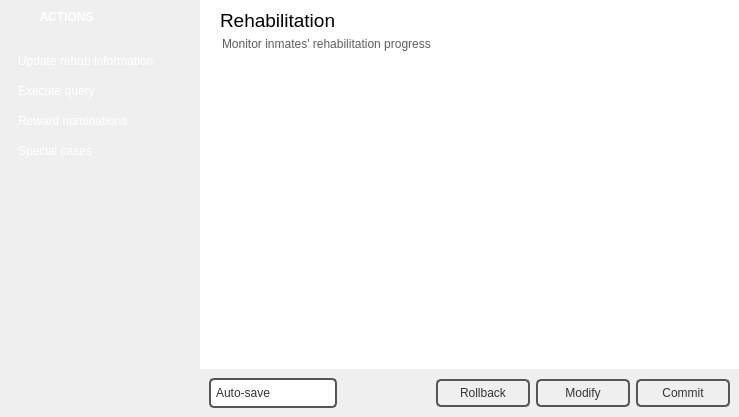
Old version of the form rehabform.ui in the repository NCNM/PMS_01.
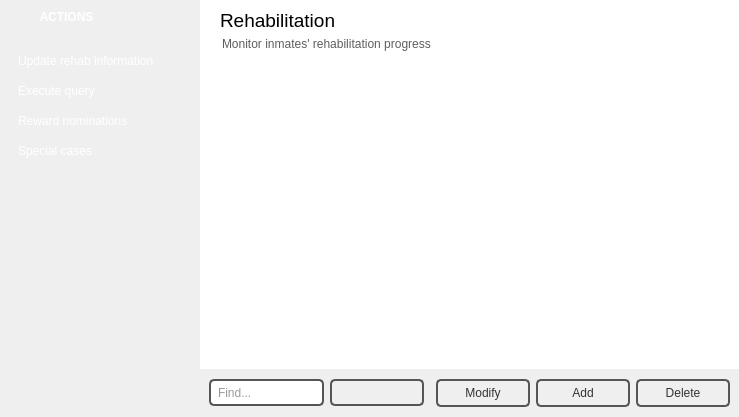
New version of the form. Icons and pictures are not drawn.

The edit to the form file:
```diff
--- a/rehabform.ui
+++ b/rehabform.ui
@@ -623,6 +623,27 @@
 fx: 0.4, fy: -0.1,
 radius: 1.35, stop: 0 #fff, stop: 1 #ddd);
 }
+
+QLineEdit {
+color: #333;
+border: 2px solid #555;
+border-radius: 5px;
+padding: 5px;
+background: qradialgradient(cx: 0.3, cy: -0.4,
+fx: 0.3, fy: -0.4,
+radius: 1.35, stop: 0 #eee, stop: 1 #ddd);
+min-width: 80px;
+}
+
+QLineEdit:hover {
+background-color: rgb(255, 255, 255);
+}
+
+QLineEdit:pressed {
+background: qradialgradient(cx: 0.4, cy: -0.1,
+fx: 0.4, fy: -0.1,
+radius: 1.35, stop: 0 #fff, stop: 1 #ddd);
+}
 </string>
               </property>
               <property name="frameShape">
@@ -632,48 +653,73 @@
                <enum>QFrame::Raised</enum>
               </property>
               <layout class="QHBoxLayout" name="horizontalLayout_2">
-               <property name="spacing">
-                <number>6</number>
-               </property>
-               <property name="leftMargin">
-                <number>9</number>
-               </property>
                <property name="topMargin">
                 <number>0</number>
                </property>
-               <property name="rightMargin">
-                <number>9</number>
-               </property>
                <property name="bottomMargin">
                 <number>0</number>
                </property>
                <item>
-                <widget class="QComboBox" name="comboBox">
+                <widget class="QLineEdit" name="lineEdit">
+                 <property name="sizePolicy">
+                  <sizepolicy hsizetype="Expanding" vsizetype="Maximum">
+                   <horstretch>0</horstretch>
+                   <verstretch>0</verstretch>
+                  </sizepolicy>
+                 </property>
                  <property name="minimumSize">
                   <size>
                    <width>94</width>
-                   <height>0</height>
+                   <height>27</height>
                   </size>
                  </property>
                  <property name="maximumSize">
                   <size>
-                   <width>128</width>
-                   <height>16777215</height>
+                   <width>175</width>
+                   <height>27</height>
                   </size>
                  </property>
-                 <property name="styleSheet">
-                  <string notr="true"/>
+                 <property name="placeholderText">
+                  <string>Find...</string>
                  </property>
-                 <item>
-                  <property name="text">
-                   <string>Auto-save</string>
-                  </property>
-                 </item>
-                 <item>
-                  <property name="text">
-                   <string>Requires commit</string>
-                  </property>
-                 </item>
+                </widget>
+               </item>
+               <item>
+                <widget class="QPushButton" name="pushButton_4">
+                 <property name="sizePolicy">
+                  <sizepolicy hsizetype="Fixed" vsizetype="Fixed">
+                   <horstretch>0</horstretch>
+                   <verstretch>0</verstretch>
+                  </sizepolicy>
+                 </property>
+                 <property name="minimumSize">
+                  <size>
+                   <width>32</width>
+                   <height>27</height>
+                  </size>
+                 </property>
+                 <property name="maximumSize">
+                  <size>
+                   <width>32</width>
+                   <height>27</height>
+                  </size>
+                 </property>
+                 <property name="text">
+                  <string/>
+                 </property>
+                 <property name="icon">
+                  <iconset resource="pms_resources.qrc">
+                   <normaloff>:/images/find_icon.png</normaloff>:/images/find_icon.png</iconset>
+                 </property>
+                 <property name="iconSize">
+                  <size>
+                   <width>24</width>
+                   <height>24</height>
+                  </size>
+                 </property>
+                 <property name="flat">
+                  <bool>false</bool>
+                 </property>
                 </widget>
                </item>
                <item>
@@ -709,29 +755,29 @@
                   </size>
                  </property>
                  <property name="text">
-                  <string>Rollback</string>
-                 </property>
-                </widget>
-               </item>
-               <item>
-                <widget class="QPushButton" name="pushButton_2">
-                 <property name="minimumSize">
-                  <size>
-                   <width>94</width>
-                   <height>0</height>
-                  </size>
-                 </property>
-                 <property name="maximumSize">
-                  <size>
-                   <width>85</width>
-                   <height>16777215</height>
-                  </size>
-                 </property>
-                 <property name="text">
                   <string>Modify</string>
                  </property>
                 </widget>
                </item>
+               <item>
+                <widget class="QPushButton" name="pushButton_2">
+                 <property name="minimumSize">
+                  <size>
+                   <width>94</width>
+                   <height>0</height>
+                  </size>
+                 </property>
+                 <property name="maximumSize">
+                  <size>
+                   <width>85</width>
+                   <height>16777215</height>
+                  </size>
+                 </property>
+                 <property name="text">
+                  <string>Add</string>
+                 </property>
+                </widget>
+               </item>
                <item>
                 <widget class="QPushButton" name="pushButton">
                  <property name="minimumSize">
@@ -750,7 +796,7 @@
                   <string notr="true"/>
                  </property>
                  <property name="text">
-                  <string>Commit</string>
+                  <string>Delete</string>
                  </property>
                 </widget>
                </item>
```
Left out of the diff: 4 changed lines with no effect on the pictures.
